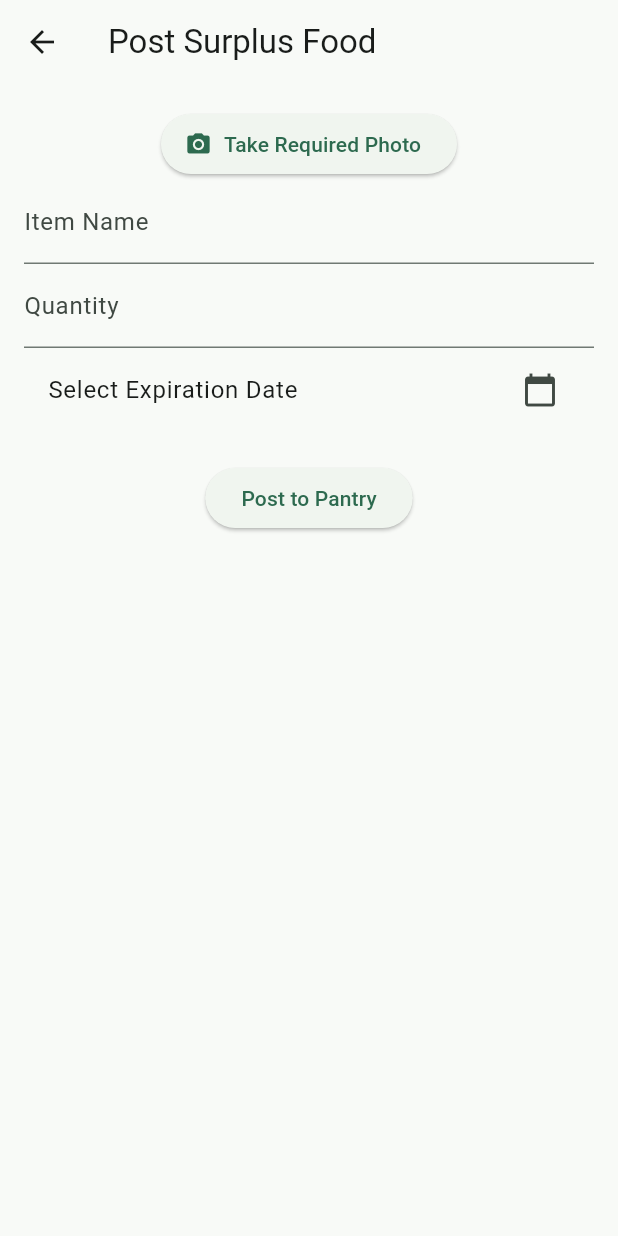
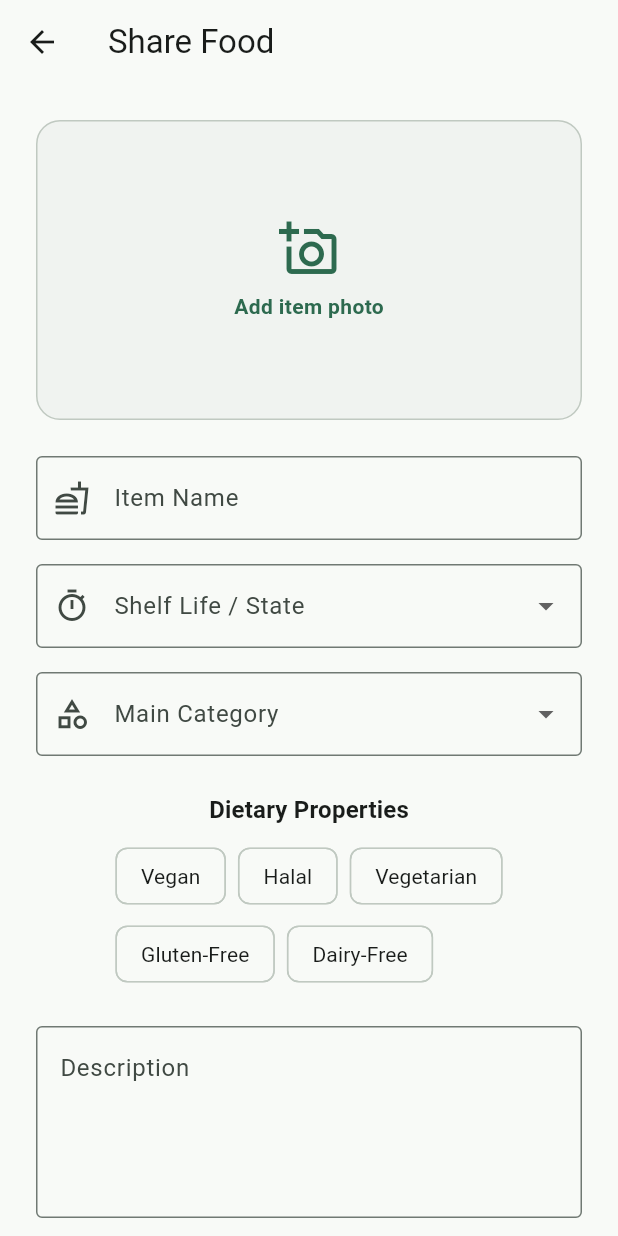
Before and after one commit to joashii/cmsc23-final-project, a Flutter app: the screen it shows once a user with an empty profile is signed in, after a tap on the "add" icon, on a phone screen of 412 x 824 dp. Run offline on Flutter 3.47's test engine with Material 3 defaults, Android fonts, the light colour scheme and no system bars; our stand-ins replace camera, cloud_firestore, firebase_auth, firebase_core, image_picker; accounts and stored records are empty; generated files the repository leaves out were written again.

Commit message:
feat: added posts screen

```diff
--- a/lib/main.dart
+++ b/lib/main.dart
@@ -10,7 +10,7 @@ import 'screens/auth_screen.dart';
 // import 'screens/signup.dart';
 import 'screens/feed.dart';
 import 'screens/user_profile.dart';
-import 'screens/addPost.dart';
+import 'screens/user-posts/post_item_page.dart';
 
 import 'theme/colors.dart';
 
@@ -51,7 +51,8 @@ class MyApp extends StatelessWidget {
         '/main': (context) => const MainNav(),
         '/login': (context) => const AuthScreen(),
         '/feed': (context) => const FoodFeedPage(),
-        '/post-item': (context) => const PostItemPage(),
+        '/post-item': (context) => const PostItemPage(postType: 'PANTRY'),
+        '/make-request': (context) => const PostItemPage(postType: 'REQUEST'),
         '/profile': (context) => const ProfilePage(),
       },
       home: const AuthWrapper(),
--- a/lib/screens/feed.dart
+++ b/lib/screens/feed.dart
@@ -97,29 +97,50 @@ class _FoodFeedPageState extends State<FoodFeedPage> {
         stream: FirebasePantryAPI().getAllItems(),
         builder: (context, AsyncSnapshot<QuerySnapshot> snapshot) {
           if (snapshot.hasError) {
-            return const Center(child: Text("Error loading feed"));
+            // PRO-TIP: Printing the actual error to your terminal console
+            // stops you from guessing why the stream failed.
+            debugPrint("Firestore Stream Error: ${snapshot.error}");
+            return Center(
+              child: Padding(
+                padding: const EdgeInsets.all(16.0),
+                child: Text("Error loading feed: ${snapshot.error}"),
+              ),
+            );
           }
           if (snapshot.connectionState == ConnectionState.waiting) {
             return const Center(child: CircularProgressIndicator());
           }
 
+          if (!snapshot.hasData || snapshot.data!.docs.isEmpty) {
+            return const Center(child: Text("No food items listed yet!"));
+          }
+
           return ListView.builder(
-            itemCount: snapshot.data?.docs.length ?? 0,
+            itemCount: snapshot.data!.docs.length,
             itemBuilder: (context, index) {
               Map<String, dynamic> data =
                   snapshot.data!.docs[index].data() as Map<String, dynamic>;
 
-              Timestamp expiryTimestamp = data['expirationDate'];
-              DateTime expiryDate = expiryTimestamp.toDate();
+              // ─── NULL-SAFE PARSING FOR TIMESTAMPS ───
+              Timestamp? expiryTimestamp = data['expirationDate'] as Timestamp?;
+              DateTime expiryDate = expiryTimestamp != null
+                  ? expiryTimestamp.toDate()
+                  : DateTime.now().add(
+                      const Duration(days: 3),
+                    ); // 3-day fallback
+
               String formattedDate =
                   "${expiryDate.year}-${expiryDate.month}-${expiryDate.day}";
 
+              // ─── DEFENSIVE BACKUPS FOR OTHER FIELDS ───
+              String itemName = data['name'] ?? 'Unnamed Item';
+              var quantity = data['quantity'] ?? 1;
+              String itemStatus = data['status'] ?? 'Available';
+
               return ListTile(
-                title: Text(data['name']),
-                subtitle: Text(
-                  "Qty: ${data['quantity']} | Expires: $formattedDate",
-                ),
-                trailing: data['status'] == 'Available'
+                title: Text(itemName),
+                subtitle: Text("Qty: $quantity | Expires: $formattedDate"),
+                trailing: itemStatus == 'Available'
                     ? ElevatedButton(
                         onPressed: () async {
                           String docId = snapshot.data!.docs[index].id;
--- /dev/null
+++ b/lib/screens/user-posts/post_item_page.dart
@@ -0,0 +1,378 @@
+import 'dart:io';
+import 'package:cloud_firestore/cloud_firestore.dart';
+import 'package:elbeats/api/pantry.api.dart';
+import 'package:flutter/material.dart';
+import 'package:image_picker/image_picker.dart';
+
+class PostItemPage extends StatefulWidget {
+  final String postType;
+  const PostItemPage({super.key, required this.postType});
+
+  @override
+  State<PostItemPage> createState() => _PostItemPageState();
+}
+
+class _PostItemPageState extends State<PostItemPage> {
+  final _formKey = GlobalKey<FormState>();
+  File? _selectedImage;
+  final _picker = ImagePicker();
+
+  // Form Fields State
+  final _nameController = TextEditingController();
+  final _descriptionController = TextEditingController();
+
+  String? _selectedShelfLife;
+  String? _selectedCategory;
+  String? _preferredSetup = 'Meetup'; // Default value
+
+  // Dietary Tags State
+  final List<String> _dietaryOptions = [
+    'Vegan',
+    'Halal',
+    'Vegetarian',
+    'Gluten-Free',
+    'Dairy-Free',
+  ];
+  final Set<String> _selectedDietaryTags = {};
+
+  final List<String> _shelfLifeOptions = [
+    'Freshly Cooked',
+    'Fresh Produce',
+    'Sealed / Shelf-stable',
+    'Near Expiry',
+  ];
+  final List<String> _categories = [
+    'Fruits & Vegetables',
+    'Cooked Meals',
+    'Baked Goods',
+    'Canned & Pantry',
+    'Dairy & Eggs',
+  ];
+
+  Future<void> _pickImage(ImageSource source) async {
+    final XFile? pickedFile = await _picker.pickImage(
+      source: source,
+      imageQuality: 80,
+    );
+    if (pickedFile != null) {
+      setState(() {
+        _selectedImage = File(pickedFile.path);
+      });
+    }
+  }
+
+  void _showImageSourceOptions() {
+    showModalBottomSheet(
+      context: context,
+      builder: (context) => SafeArea(
+        child: Wrap(
+          children: [
+            ListTile(
+              leading: const Icon(Icons.photo_library),
+              title: const Text('Gallery'),
+              onTap: () {
+                Navigator.pop(context);
+                _pickImage(ImageSource.gallery);
+              },
+            ),
+            ListTile(
+              leading: const Icon(Icons.camera_alt),
+              title: const Text('Camera'),
+              onTap: () {
+                Navigator.pop(context);
+                _pickImage(ImageSource.camera);
+              },
+            ),
+          ],
+        ),
+      ),
+    );
+  }
+
+  @override
+  void dispose() {
+    _nameController.dispose();
+    _descriptionController.dispose();
+    super.dispose();
+  }
+
+  @override
+  Widget build(BuildContext context) {
+    final colorScheme = Theme.of(context).colorScheme;
+    final isPantry = widget.postType == 'PANTRY';
+
+    return Scaffold(
+      // Changes header automatically
+      appBar: AppBar(title: Text(isPantry ? "Share Food" : "Request Food")),
+      body: Form(
+        key: _formKey,
+        child: SingleChildScrollView(
+          padding: const EdgeInsets.all(24.0),
+          child: Column(
+            children: [
+              // Image Picker Box
+              GestureDetector(
+                onTap: _showImageSourceOptions,
+                child: Container(
+                  width: double.infinity,
+                  height: 200,
+                  decoration: BoxDecoration(
+                    color: colorScheme.surfaceContainerHighest.withValues(
+                      alpha: 0.3,
+                    ),
+                    borderRadius: BorderRadius.circular(16),
+                    border: Border.all(color: colorScheme.outlineVariant),
+                  ),
+                  child: _selectedImage == null
+                      ? Column(
+                          mainAxisAlignment: MainAxisAlignment.center,
+                          children: [
+                            Icon(
+                              Icons.add_a_photo_outlined,
+                              size: 40,
+                              color: colorScheme.primary,
+                            ),
+                            const SizedBox(height: 8),
+                            Text(
+                              "Add item photo",
+                              style: TextStyle(
+                                color: colorScheme.primary,
+                                fontWeight: FontWeight.bold,
+                              ),
+                            ),
+                          ],
+                        )
+                      : ClipRRect(
+                          borderRadius: BorderRadius.circular(16),
+                          child: Image.file(_selectedImage!, fit: BoxFit.cover),
+                        ),
+                ),
+              ),
+              const SizedBox(height: 24),
+
+              // Item Name
+              TextFormField(
+                controller: _nameController,
+                decoration: const InputDecoration(
+                  labelText: "Item Name",
+                  border: OutlineInputBorder(),
+                  prefixIcon: Icon(Icons.fastfood_outlined),
+                ),
+                validator: (value) => (value == null || value.isEmpty)
+                    ? "Please enter an item name"
+                    : null,
+              ),
+              const SizedBox(height: 16),
+
+              // Shelf Life / State
+              DropdownButtonFormField<String>(
+                decoration: const InputDecoration(
+                  labelText: "Shelf Life / State",
+                  border: OutlineInputBorder(),
+                  prefixIcon: Icon(Icons.timer_outlined),
+                ),
+                items: _shelfLifeOptions
+                    .map(
+                      (opt) => DropdownMenuItem(value: opt, child: Text(opt)),
+                    )
+                    .toList(),
+                onChanged: (val) => setState(() => _selectedShelfLife = val),
+                validator: (value) =>
+                    value == null ? "Please select shelf life status" : null,
+              ),
+              const SizedBox(height: 16),
+
+              // Main Category
+              DropdownButtonFormField<String>(
+                decoration: const InputDecoration(
+                  labelText: "Main Category",
+                  border: OutlineInputBorder(),
+                  prefixIcon: Icon(Icons.category_outlined),
+                ),
+                items: _categories
+                    .map(
+                      (cat) => DropdownMenuItem(value: cat, child: Text(cat)),
+                    )
+                    .toList(),
+                onChanged: (val) => setState(() => _selectedCategory = val),
+                validator: (value) =>
+                    value == null ? "Please select a category" : null,
+              ),
+              const SizedBox(height: 24),
+
+              // Dietary Tags
+              Text(
+                "Dietary Properties",
+                style: Theme.of(
+                  context,
+                ).textTheme.titleMedium?.copyWith(fontWeight: FontWeight.bold),
+              ),
+              const SizedBox(height: 8),
+              Wrap(
+                spacing: 8.0,
+                runSpacing: 4.0,
+                children: _dietaryOptions.map((tag) {
+                  final isSelected = _selectedDietaryTags.contains(tag);
+                  return FilterChip(
+                    showCheckmark: false,
+                    label: Text(tag),
+                    selected: isSelected,
+                    onSelected: (selected) {
+                      setState(() {
+                        selected
+                            ? _selectedDietaryTags.add(tag)
+                            : _selectedDietaryTags.remove(tag);
+                      });
+                    },
+                    selectedColor: colorScheme.primaryContainer,
+                    labelStyle: TextStyle(
+                      color: isSelected
+                          ? colorScheme.primary
+                          : colorScheme.onSurface,
+                      fontWeight: isSelected
+                          ? FontWeight.bold
+                          : FontWeight.normal,
+                    ),
+                  );
+                }).toList(),
+              ),
+              const SizedBox(height: 24),
+
+              // Description
+              TextFormField(
+                controller: _descriptionController,
+                maxLines: 4,
+                decoration: const InputDecoration(
+                  labelText: "Description",
+                  alignLabelWithHint: true,
+                  border: OutlineInputBorder(),
+                  hintText:
+                      "Add details (e.g., ingredients, where you got it, allergen warnings, or exact expiration time)...",
+                ),
+                validator: (value) => (value == null || value.isEmpty)
+                    ? "Please add a description"
+                    : null,
+              ),
+              const SizedBox(height: 24),
+
+              // Preferred Setup
+              Text(
+                "Preferred Setup",
+                style: Theme.of(
+                  context,
+                ).textTheme.titleMedium?.copyWith(fontWeight: FontWeight.bold),
+              ),
+              const SizedBox(height: 8),
+              Row(
+                children: [
+                  Expanded(
+                    child: OutlinedButton.icon(
+                      style: OutlinedButton.styleFrom(
+                        backgroundColor: _preferredSetup == "Meetup"
+                            ? colorScheme.primaryContainer
+                            : Colors.transparent,
+                        side: BorderSide(
+                          color: _preferredSetup == "Meetup"
+                              ? colorScheme.primary
+                              : colorScheme.outlineVariant,
+                        ),
+                      ),
+                      onPressed: () =>
+                          setState(() => _preferredSetup = "Meetup"),
+                      icon: Icon(
+                        Icons.people_alt_outlined,
+                        color: _preferredSetup == "Meetup"
+                            ? colorScheme.primary
+                            : colorScheme.onSurface,
+                      ),
+                      label: Text(
+                        "Meetup",
+                        style: TextStyle(
+                          color: _preferredSetup == "Meetup"
+                              ? colorScheme.primary
+                              : colorScheme.onSurface,
+                        ),
+                      ),
+                    ),
+                  ),
+                  const SizedBox(width: 12),
+                  Expanded(
+                    child: OutlinedButton.icon(
+                      style: OutlinedButton.styleFrom(
+                        backgroundColor: _preferredSetup == "Delivery"
+                            ? colorScheme.primaryContainer
+                            : Colors.transparent,
+                        side: BorderSide(
+                          color: _preferredSetup == "Delivery"
+                              ? colorScheme.primary
+                              : colorScheme.outlineVariant,
+                        ),
+                      ),
+                      onPressed: () =>
+                          setState(() => _preferredSetup = "Delivery"),
+                      icon: Icon(
+                        Icons.local_shipping_outlined,
+                        color: _preferredSetup == "Delivery"
+                            ? colorScheme.primary
+                            : colorScheme.onSurface,
+                      ),
+                      label: Text(
+                        "Delivery",
+                        style: TextStyle(
+                          color: _preferredSetup == "Delivery"
+                              ? colorScheme.primary
+                              : colorScheme.onSurface,
+                        ),
+                      ),
+                    ),
+                  ),
+                ],
+              ),
+              const SizedBox(height: 32),
+
+              // Submit Button
+              SizedBox(
+                width: double.infinity,
+                height: 50,
+                child: FilledButton(
+                  onPressed: () async {
+                    if (_formKey.currentState!.validate() &&
+                        _selectedImage != null) {
+                      try {
+                        final Map<String, dynamic> newFoodItem = {
+                          'postType': widget.postType, //'PANTRY' or 'REQUEST'
+                          'name': _nameController.text.trim(),
+                          'description': _descriptionController.text.trim(),
+                          'shelfLife': _selectedShelfLife,
+                          'category': _selectedCategory,
+                          'dietaryTags': _selectedDietaryTags.toList(),
+                          'setupMethod': _preferredSetup,
+                          'status': 'Available',
+                          'createdAt': Timestamp.now(),
+                        };
+
+                        await FirebasePantryAPI().addFoodItem(newFoodItem);
+
+                        if (context.mounted) {
+                          Navigator.pop(context);
+                        }
+                      } catch (e) {
+                        // Error handling SnackBar...
+                      }
+                    }
+                  },
+                  child: Text(
+                    isPantry
+                        ? "Post to Community Pantry"
+                        : "Submit Food Request",
+                    style: const TextStyle(fontSize: 16),
+                  ),
+                ),
+              ),
+            ],
+          ),
+        ),
+      ),
+    );
+  }
+}
```
